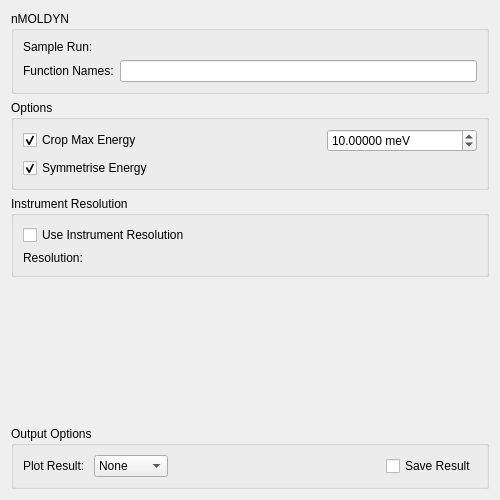
First picture: the form in Code/Mantid/MantidQt/CustomInterfaces/inc/MantidQtCustomInterfaces/Indirect/IndirectMolDyn.ui, repository mantidproject/mantid, before the edit.
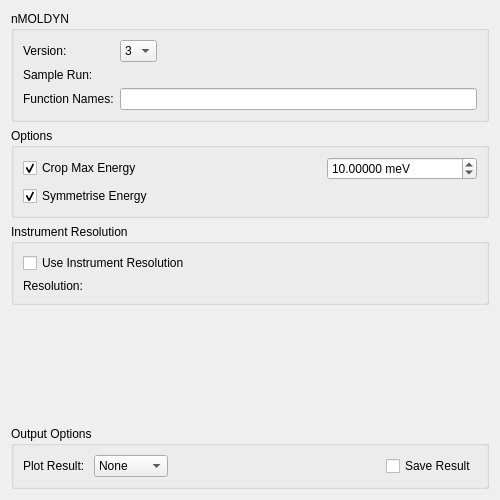
Second picture: the form after the edit. Custom widgets are drawn as their Qt base class.

The edit to the form file:
```diff
--- a/Code/Mantid/MantidQt/CustomInterfaces/inc/MantidQtCustomInterfaces/Indirect/IndirectMolDyn.ui
+++ b/Code/Mantid/MantidQt/CustomInterfaces/inc/MantidQtCustomInterfaces/Indirect/IndirectMolDyn.ui
@@ -20,7 +20,7 @@
       <string>nMOLDYN</string>
      </property>
      <layout class="QGridLayout" name="gridLayout_2">
-      <item row="0" column="0">
+      <item row="1" column="0">
        <widget class="QLabel" name="lblSample">
         <property name="text">
          <string>Sample Run:</string>
@@ -49,7 +49,7 @@
         </property>
        </widget>
       </item>
-      <item row="1" column="0">
+      <item row="2" column="0">
        <widget class="QLabel" name="lblFunctionNames">
         <property name="sizePolicy">
          <sizepolicy hsizetype="Preferred" vsizetype="Fixed">
@@ -62,13 +62,51 @@
         </property>
        </widget>
       </item>
-      <item row="1" column="1">
+      <item row="2" column="1">
        <widget class="QLineEdit" name="leFunctionNames">
         <property name="toolTip">
          <string>&lt;html&gt;&lt;head/&gt;&lt;body&gt;&lt;p&gt;Comma separated list of functions to load from the input file.&lt;/p&gt;&lt;/body&gt;&lt;/html&gt;</string>
         </property>
        </widget>
       </item>
+      <item row="0" column="0">
+       <widget class="QLabel" name="lbVersion">
+        <property name="text">
+         <string>Version:</string>
+        </property>
+       </widget>
+      </item>
+      <item row="0" column="1">
+       <layout class="QHBoxLayout" name="loVersion">
+        <item>
+         <widget class="QComboBox" name="cbVersion">
+          <item>
+           <property name="text">
+            <string>3</string>
+           </property>
+          </item>
+          <item>
+           <property name="text">
+            <string>4</string>
+           </property>
+          </item>
+         </widget>
+        </item>
+        <item>
+         <spacer name="spVersionCombo">
+          <property name="orientation">
+           <enum>Qt::Horizontal</enum>
+          </property>
+          <property name="sizeHint" stdset="0">
+           <size>
+            <width>40</width>
+            <height>20</height>
+           </size>
+          </property>
+         </spacer>
+        </item>
+       </layout>
+      </item>
      </layout>
     </widget>
    </item>
```
Left out of the diff: 2 changed lines with no effect on the pictures.
